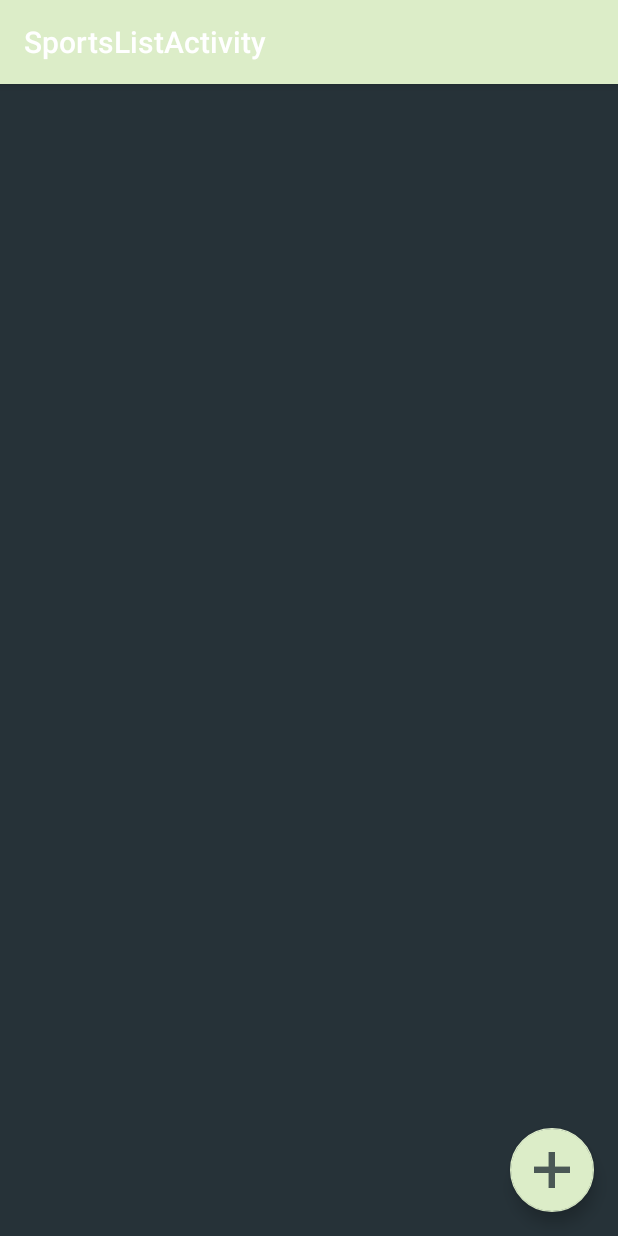
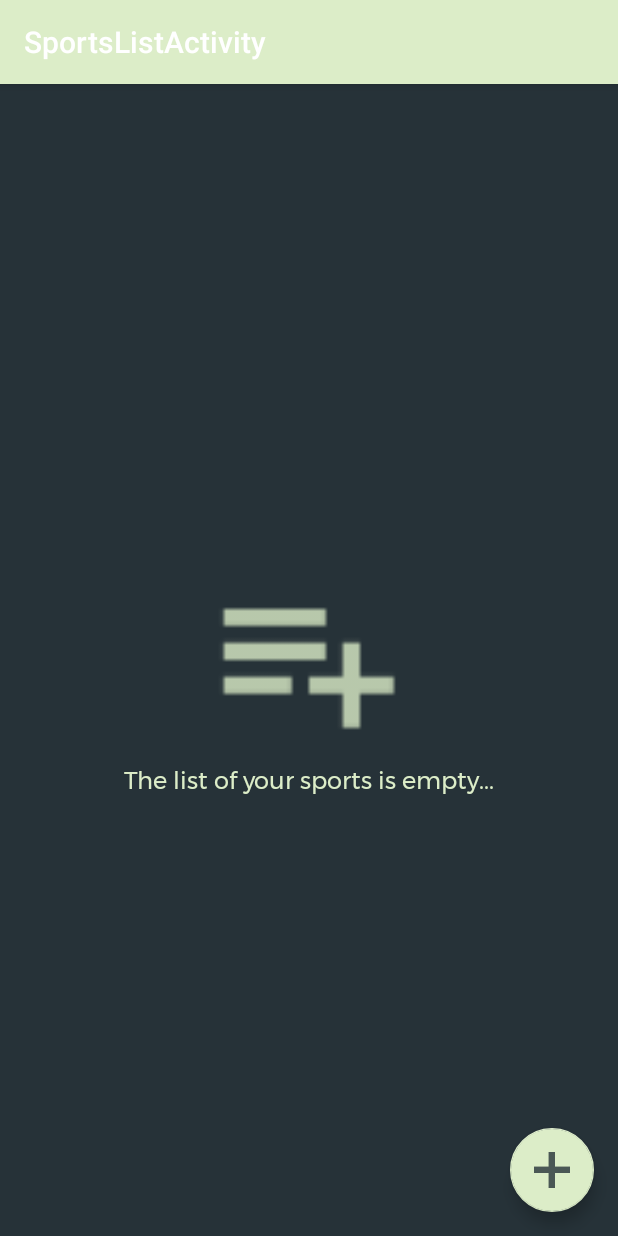
Before and after one commit to kamilkomnacki/SportResultsTracker, an Android app: the SportsListActivity screen opened directly, with no data from a screen before it, on a phone screen of 412 x 824 dp. Run offline under Robolectric (Android 15) with nearby library versions, the light colour scheme and no system bars.

Commit message:
Add empty state observer for sportsList.

```diff
--- a/app/src/main/java/com/komnacki/sportresultstracker/SportsListActivity.kt
+++ b/app/src/main/java/com/komnacki/sportresultstracker/SportsListActivity.kt
@@ -8,9 +8,11 @@ import android.support.v7.app.AppCompatActivity
 import android.support.v7.widget.LinearLayoutManager
 import android.support.v7.widget.RecyclerView
 import android.util.Log
+import android.widget.RelativeLayout
 import android.widget.Toast
 import com.komnacki.sportresultstracker.database.User
 import kotlinx.android.synthetic.main.activity_sports_list.*
+import kotlinx.android.synthetic.main.item_sports_list.*
 import java.util.*
 
 
@@ -25,6 +27,7 @@ class SportsListActivity : AppCompatActivity() {
         setSupportActionBar(toolbar)
 
         val recyclerView: RecyclerView = findViewById(R.id.rv_sportsList)
+        val emptyView: RelativeLayout = findViewById(R.id.empty_sportsList)
         val adapter = SportsListAdapter(this)
         recyclerView.adapter = adapter
         recyclerView.layoutManager = LinearLayoutManager(this)
@@ -36,6 +39,8 @@ class SportsListActivity : AppCompatActivity() {
             }
         })
 
+        adapter.registerAdapterDataObserver(SportsListEmptyObserver(recyclerView, emptyView))
+
         fab.setOnClickListener { view ->
             val user = User()
             user.name = "User no. " + Random().nextInt(100000)
--- /dev/null
+++ b/app/src/main/java/com/komnacki/sportresultstracker/SportsListEmptyObserver.kt
@@ -0,0 +1,40 @@
+package com.komnacki.sportresultstracker
+
+import android.support.v7.widget.RecyclerView
+import android.view.View
+
+
+class SportsListEmptyObserver(
+        private var recyclerView: RecyclerView,
+        private var emptyView: View)
+    : RecyclerView.AdapterDataObserver() {
+
+    init {
+        checkIfEmpty()
+    }
+
+    private fun checkIfEmpty() {
+        if(recyclerView.adapter != null){
+            var isEmptyList = recyclerView.adapter.itemCount == 0
+            if(isEmptyList){
+                emptyView.visibility = View.VISIBLE
+                recyclerView.visibility = View.GONE
+            }else{
+                emptyView.visibility = View.GONE
+                recyclerView.visibility = View.VISIBLE
+            }
+        }
+    }
+
+    override fun onChanged() {
+        checkIfEmpty()
+    }
+
+    override fun onItemRangeInserted(positionStart: Int, itemCount: Int) {
+        checkIfEmpty()
+    }
+
+    override fun onItemRangeRemoved(positionStart: Int, itemCount: Int) {
+        checkIfEmpty()
+    }
+}
--- a/app/src/main/res/layout/content_sports_list.xml
+++ b/app/src/main/res/layout/content_sports_list.xml
@@ -29,7 +29,7 @@
             android:layout_height="@dimen/ic_emptyList"
             android:layout_centerInParent="true"
             android:contentDescription="@string/empty_sportsList_contentDescription"
-            android:src="@drawable/ic_empty_list_dark" />
+            android:src="@drawable/ic_empty_list_light" />
 
         <TextView
             android:id="@+id/tv_empty_sportsList"
--- a/app/src/main/res/values/styles.xml
+++ b/app/src/main/res/values/styles.xml
@@ -20,7 +20,8 @@
     <!-- FONT STYLES    -->
     <style name="font_emptyView">
         <item name="android:textSize">16sp</item>
-        <item name="android:color">@color/colorPrimaryDark</item>
+        <item name="android:color">@color/colorPrimary</item>
+        <item name="android:textColor">@color/colorPrimary</item>
         <item name="android:layout_centerInParent">true</item>
         <item name="android:fontFamily">@font/montserrat</item>
         <item name="android:fontStyle">italic</item>
```
